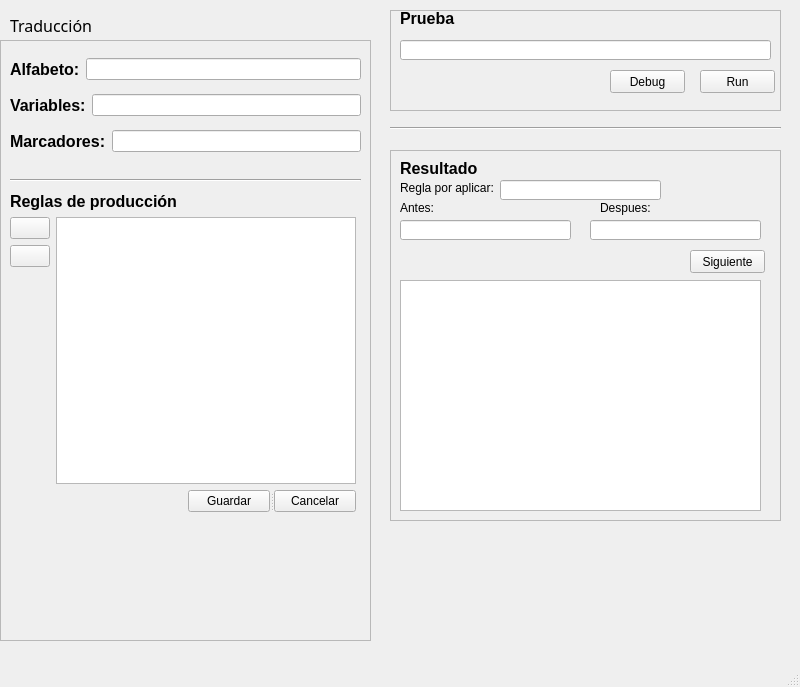
The window that MainWindowInterfaz.ui (demc099/Paradigms) describes before a commit, drawn with Qt 5.
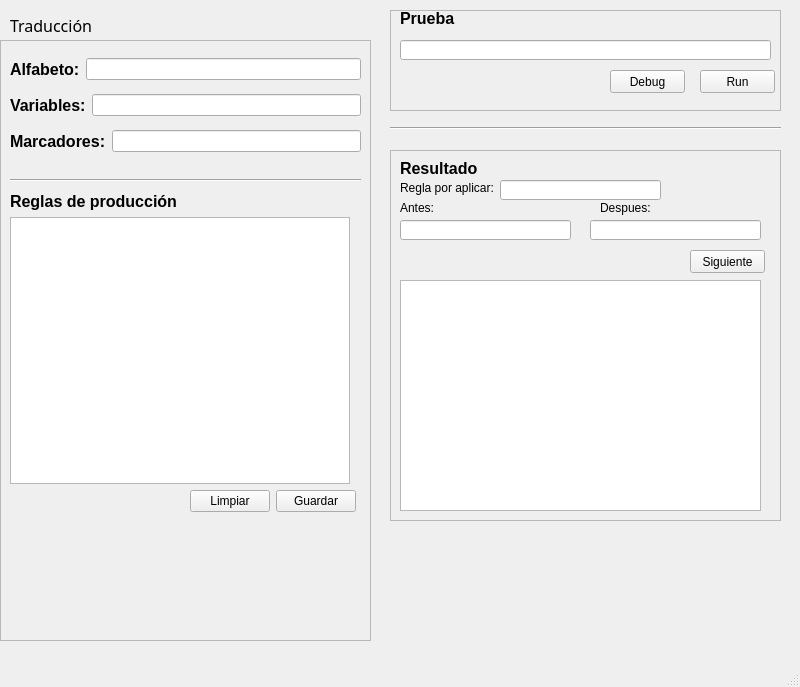
The same window after the commit.

Commit message: cambio tabla por textEdit

Diff of the .ui file:
```diff
--- a/MainWindowInterfaz.ui
+++ b/MainWindowInterfaz.ui
@@ -42,7 +42,7 @@
       <enum>Qt::Horizontal</enum>
      </property>
     </widget>
-    <widget class="QWidget" name="">
+    <widget class="QWidget" name="layoutWidget">
      <property name="geometry">
       <rect>
        <x>10</x>
@@ -120,7 +120,7 @@
       </item>
      </layout>
     </widget>
-    <widget class="QWidget" name="">
+    <widget class="QWidget" name="layoutWidget">
      <property name="geometry">
       <rect>
        <x>10</x>
@@ -167,39 +167,12 @@
         <item>
          <layout class="QVBoxLayout" name="verticalLayout_2">
           <item>
-           <widget class="QPushButton" name="putButton">
-            <property name="text">
-             <string/>
-            </property>
-           </widget>
-          </item>
-          <item>
-           <widget class="QPushButton" name="removeButton">
-            <property name="text">
-             <string/>
-            </property>
-           </widget>
+           <widget class="QTextEdit" name="grammarEdit"/>
           </item>
          </layout>
         </item>
-        <item>
-         <spacer name="verticalSpacer">
-          <property name="orientation">
-           <enum>Qt::Vertical</enum>
-          </property>
-          <property name="sizeHint" stdset="0">
-           <size>
-            <width>20</width>
-            <height>128</height>
-           </size>
-          </property>
-         </spacer>
-        </item>
        </layout>
       </item>
-      <item row="1" column="1">
-       <widget class="QTableWidget" name="tableWidget"/>
-      </item>
       <item row="2" column="0" colspan="2">
        <layout class="QHBoxLayout" name="horizontalLayout_5">
         <item>
@@ -216,20 +189,23 @@
          </spacer>
         </item>
         <item>
-         <widget class="QSplitter" name="splitter">
-          <property name="orientation">
-           <enum>Qt::Horizontal</enum>
+         <widget class="QPushButton" name="clearButton">
+          <property name="enabled">
+           <bool>true</bool>
           </property>
-          <widget class="QPushButton" name="saveButton">
-           <property name="text">
-            <string>Guardar</string>
-           </property>
-          </widget>
-          <widget class="QPushButton" name="cancelButton">
-           <property name="text">
-            <string>Cancelar</string>
-           </property>
-          </widget>
+          <property name="text">
+           <string>Limpiar</string>
+          </property>
+         </widget>
+        </item>
+        <item>
+         <widget class="QPushButton" name="saveButton">
+          <property name="enabled">
+           <bool>true</bool>
+          </property>
+          <property name="text">
+           <string>Guardar</string>
+          </property>
          </widget>
         </item>
        </layout>
```
Left out of the diff: 27 changed lines with no effect on the pictures. The commit also changes 6 other files.
